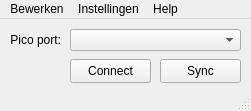
The window that UI files/rooster-epd.ui (duisterethomas/rooster-epd) describes before a commit, drawn with Qt 5.
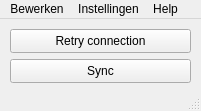
The same window after the commit.

Commit message: Automatic Pico connection

```diff
--- a/UI files/rooster-epd.ui
+++ b/UI files/rooster-epd.ui
@@ -6,7 +6,7 @@
    <rect>
     <x>0</x>
     <y>0</y>
-    <width>251</width>
+    <width>201</width>
     <height>111</height>
    </rect>
   </property>
@@ -18,13 +18,13 @@
   </property>
   <property name="minimumSize">
    <size>
-    <width>251</width>
+    <width>201</width>
     <height>111</height>
    </size>
   </property>
   <property name="maximumSize">
    <size>
-    <width>251</width>
+    <width>201</width>
     <height>111</height>
    </size>
   </property>
@@ -32,38 +32,12 @@
    <string>Rooster epd</string>
   </property>
   <widget class="QWidget" name="centralwidget">
-   <widget class="QComboBox" name="pico_port">
-    <property name="geometry">
-     <rect>
-      <x>70</x>
-      <y>10</y>
-      <width>171</width>
-      <height>22</height>
-     </rect>
-    </property>
-   </widget>
-   <widget class="QLabel" name="label_pico_port">
-    <property name="geometry">
-     <rect>
-      <x>10</x>
-      <y>10</y>
-      <width>51</width>
-      <height>21</height>
-     </rect>
-    </property>
-    <property name="text">
-     <string>Pico port:</string>
-    </property>
-    <property name="alignment">
-     <set>Qt::AlignRight|Qt::AlignTrailing|Qt::AlignVCenter</set>
-    </property>
-   </widget>
    <widget class="QPushButton" name="sync">
     <property name="geometry">
      <rect>
-      <x>160</x>
+      <x>10</x>
       <y>40</y>
-      <width>81</width>
+      <width>181</width>
       <height>24</height>
      </rect>
     </property>
@@ -74,14 +48,14 @@
    <widget class="QPushButton" name="connect_button">
     <property name="geometry">
      <rect>
-      <x>70</x>
-      <y>40</y>
-      <width>81</width>
+      <x>10</x>
+      <y>10</y>
+      <width>181</width>
       <height>24</height>
      </rect>
     </property>
     <property name="text">
-     <string>Connect</string>
+     <string>Retry connection</string>
     </property>
    </widget>
   </widget>
@@ -91,7 +65,7 @@
     <rect>
      <x>0</x>
      <y>0</y>
-     <width>251</width>
+     <width>201</width>
      <height>22</height>
     </rect>
    </property>
```
Left out of the diff: 4 changed lines with no effect on the pictures. The commit also changes 4 other files.
